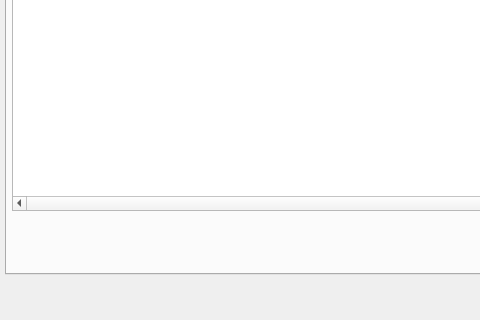
The window that QT/MainWindow.ui (Gendostie/market-analysis) describes before a commit, drawn with Qt 5; both pictures show x 0 to 480 and y 480 to 800 of the 1280 by 800 pixel window.
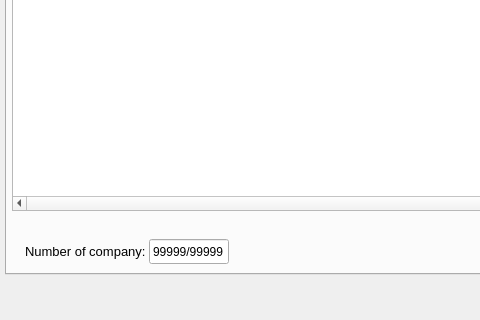
The same window after the commit.

Commit message: -Add line edit to display the number company in table on total company -Create function to calulate the global ranking of company who respected the criteria

Diff of the .ui file:
```diff
--- a/QT/MainWindow.ui
+++ b/QT/MainWindow.ui
@@ -3349,6 +3349,67 @@
       <zorder>btn_RefreshTableStockScreener</zorder>
       <zorder>verticalSpacer_middle2Btn</zorder>
      </widget>
+     <widget class="QLabel" name="label_nb_company">
+      <property name="geometry">
+       <rect>
+        <x>18</x>
+        <y>692</y>
+        <width>121</width>
+        <height>16</height>
+       </rect>
+      </property>
+      <property name="font">
+       <font>
+        <pointsize>10</pointsize>
+       </font>
+      </property>
+      <property name="frameShape">
+       <enum>QFrame::NoFrame</enum>
+      </property>
+      <property name="frameShadow">
+       <enum>QFrame::Plain</enum>
+      </property>
+      <property name="text">
+       <string>Number of company:</string>
+      </property>
+     </widget>
+     <widget class="QLineEdit" name="lineEdit_nb_company">
+      <property name="enabled">
+       <bool>true</bool>
+      </property>
+      <property name="geometry">
+       <rect>
+        <x>142</x>
+        <y>688</y>
+        <width>80</width>
+        <height>25</height>
+       </rect>
+      </property>
+      <property name="minimumSize">
+       <size>
+        <width>80</width>
+        <height>25</height>
+       </size>
+      </property>
+      <property name="maximumSize">
+       <size>
+        <width>80</width>
+        <height>25</height>
+       </size>
+      </property>
+      <property name="text">
+       <string>99999/99999</string>
+      </property>
+      <property name="maxLength">
+       <number>11</number>
+      </property>
+      <property name="alignment">
+       <set>Qt::AlignCenter</set>
+      </property>
+      <property name="readOnly">
+       <bool>true</bool>
+      </property>
+     </widget>
     </widget>
     <widget class="QWidget" name="tab_portfolioManager">
      <attribute name="title">
```
Left out of the diff: 15 changed lines with no effect on the pictures. The commit also changes 3 other files.
